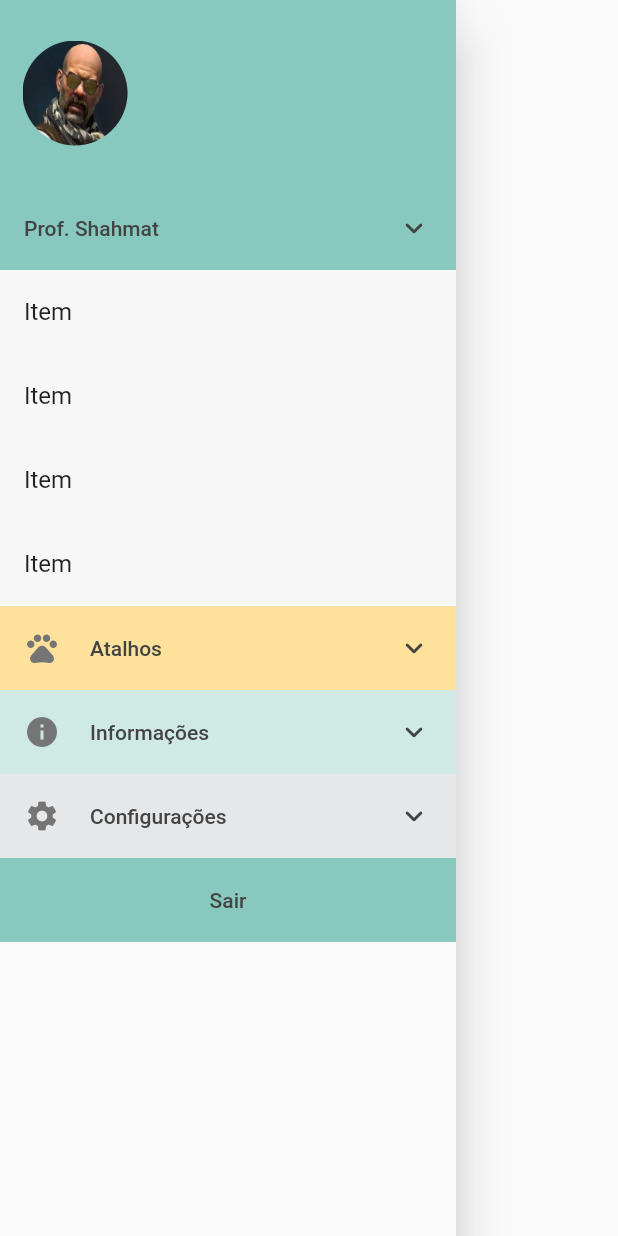
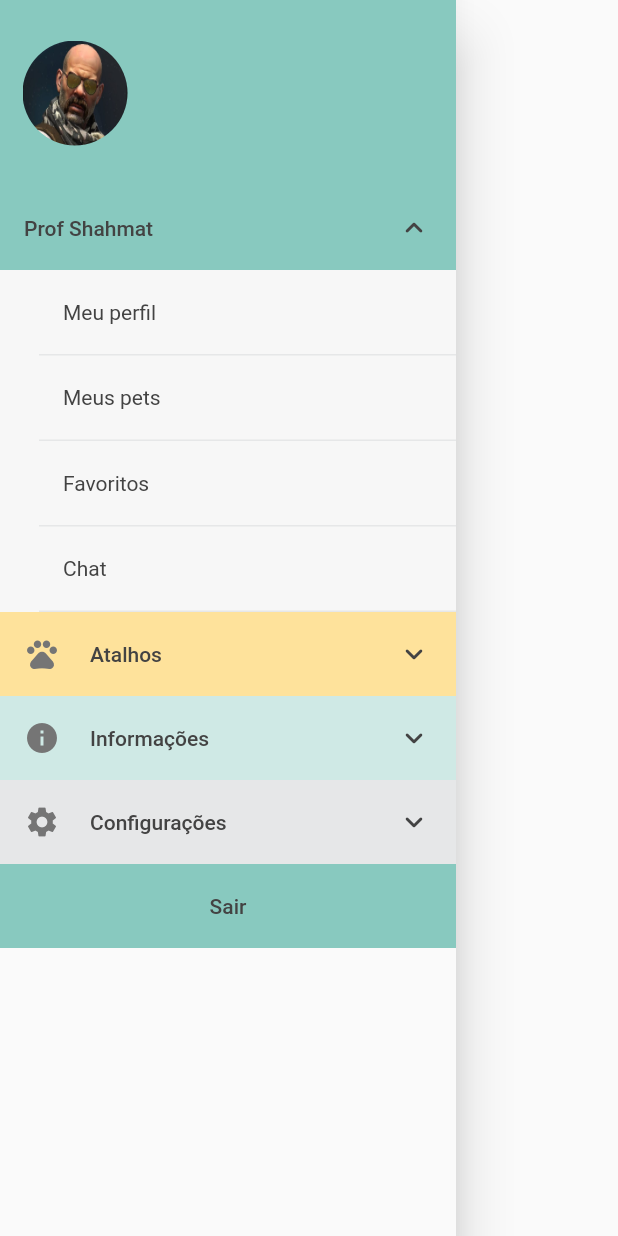
Before and after one commit to JomaSnow/meau, a Flutter app: the CustomDrawer widget shown alone on an empty page, opened directly, on a phone screen of 412 x 824 dp. Run offline on Flutter 3.47's test engine with Material 2 defaults, Android fonts, the phone set to English and light mode, and no system bars.

Commit message:
Adds Drawer Widget

```diff
--- a/lib/widgets/custom_drawer.dart
+++ b/lib/widgets/custom_drawer.dart
@@ -1,4 +1,6 @@
 import 'package:app/util/design.dart';
+import 'package:app/widgets/drawer_dropdown_item.dart';
+import 'package:app/widgets/drawer_item.dart';
 import 'package:flutter/material.dart';
 
 class CustomDrawer extends StatefulWidget {
@@ -13,6 +15,71 @@ class _CustomDrawerState extends State<CustomDrawer> {
   double? _shortcutsListHeight = 0;
   double? _infoListHeight = 0;
   double? _settingsListHeight = 0;
+
+  bool _userToggled = true;
+  bool _shortcutsToggled = false;
+  bool _infoToggled = false;
+  bool _settingsToggled = false;
+
+  void _toggleUserDropdown() {
+    if (_userListHeight != null) {
+      setState(() {
+        _userListHeight = null;
+      });
+    } else {
+      setState(() {
+        _userListHeight = 0;
+      });
+    }
+    setState(() {
+      _userToggled = !_userToggled;
+    });
+  }
+
+  void _toggleShortcutsDropdown() {
+    if (_shortcutsListHeight != null) {
+      setState(() {
+        _shortcutsListHeight = null;
+      });
+    } else {
+      setState(() {
+        _shortcutsListHeight = 0;
+      });
+    }
+    setState(() {
+      _shortcutsToggled = !_shortcutsToggled;
+    });
+  }
+
+  void _toggleInfoDropdown() {
+    if (_infoListHeight != null) {
+      setState(() {
+        _infoListHeight = null;
+      });
+    } else {
+      setState(() {
+        _infoListHeight = 0;
+      });
+    }
+    setState(() {
+      _infoToggled = !_infoToggled;
+    });
+  }
+
+  void _toggleSettingsDropdown() {
+    if (_settingsListHeight != null) {
+      setState(() {
+        _settingsListHeight = null;
+      });
+    } else {
+      setState(() {
+        _settingsListHeight = 0;
+      });
+    }
+    setState(() {
+      _settingsToggled = !_settingsToggled;
+    });
+  }
 
   @override
   Widget build(BuildContext context) {
@@ -43,236 +110,117 @@ class _CustomDrawerState extends State<CustomDrawer> {
               ),
             ),
           ),
-          ListTile(
-            title: Row(
-              mainAxisAlignment: MainAxisAlignment.spaceBetween,
-              children: const [
-                Text(
-                  "Prof. Shahmat",
-                  style: TextStyle(
-                      color: Design.darkerGray,
-                      fontSize: 14,
-                      fontFamily: "Roboto",
-                      fontWeight: FontWeight.w500),
-                ),
-                Icon(
-                  Icons.expand_more_rounded,
-                  color: Design.darkerGray,
-                )
-              ],
-            ),
-            onTap: () {
-              if (_userListHeight != null) {
-                setState(() {
-                  _userListHeight = null;
-                });
-              } else {
-                setState(() {
-                  _userListHeight = 0;
-                });
-              }
-            },
-            tileColor: Design.lightBlue,
+          DrawerDropdownItem(
+            onTap: _toggleUserDropdown,
+            color: Design.lightBlue,
+            title: "Prof Shahmat",
+            dropdownToggled: _userToggled,
           ),
           Container(
             height: _userListHeight,
             color: Design.white2,
             child: Column(
-              children: const [
-                ListTile(
-                  title: Text("Item"),
+              children: [
+                DrawerItem(
+                  title: "Meu perfil",
+                  onTap: () {},
                 ),
-                ListTile(
-                  title: Text("Item"),
+                DrawerItem(
+                  title: "Meus pets",
+                  onTap: () {},
                 ),
-                ListTile(
-                  title: Text("Item"),
+                DrawerItem(
+                  title: "Favoritos",
+                  onTap: () {},
                 ),
-                ListTile(
-                  title: Text("Item"),
+                DrawerItem(
+                  title: "Chat",
+                  onTap: () {},
                 ),
               ],
             ),
           ),
-          ListTile(
-            title: Row(
-              mainAxisAlignment: MainAxisAlignment.spaceBetween,
-              children: [
-                Row(
-                  children: [
-                    const Icon(
-                      Icons.pets,
-                      color: Design.lightGray,
-                      size: 24,
-                    ),
-                    Container(
-                      margin: const EdgeInsets.only(left: 20),
-                      child: const Text(
-                        "Atalhos",
-                        style: TextStyle(
-                            color: Design.darkerGray,
-                            fontSize: 14,
-                            fontFamily: "Roboto",
-                            fontWeight: FontWeight.w500),
-                      ),
-                    ),
-                  ],
-                ),
-                const Icon(
-                  Icons.expand_more_rounded,
-                  color: Design.darkerGray,
-                )
-              ],
-            ),
-            tileColor: Design.lightYellow,
-            onTap: () {
-              if (_shortcutsListHeight != null) {
-                setState(() {
-                  _shortcutsListHeight = null;
-                });
-              } else {
-                setState(() {
-                  _shortcutsListHeight = 0;
-                });
-              }
-            },
+          DrawerDropdownItem(
+            onTap: _toggleShortcutsDropdown,
+            color: Design.lightYellow,
+            icon: Icons.pets,
+            title: "Atalhos",
+            dropdownToggled: _shortcutsToggled,
           ),
           Container(
             height: _shortcutsListHeight,
             color: Design.white2,
             child: Column(
-              children: const [
-                ListTile(
-                  title: Text("Item"),
+              children: [
+                DrawerItem(
+                  title: "Cadastrar um pet",
+                  onTap: () {},
                 ),
-                ListTile(
-                  title: Text("Item"),
+                DrawerItem(
+                  title: "Adotar um pet",
+                  onTap: () {},
                 ),
-                ListTile(
-                  title: Text("Item"),
+                DrawerItem(
+                  title: "Ajudar um pet",
+                  onTap: () {},
                 ),
-                ListTile(
-                  title: Text("Item"),
+                DrawerItem(
+                  title: "Apadrinhar um pet",
+                  onTap: () {},
                 ),
               ],
             ),
           ),
-          ListTile(
-            title: Row(
-              mainAxisAlignment: MainAxisAlignment.spaceBetween,
-              children: [
-                Row(
-                  children: [
-                    const Icon(
-                      Icons.info,
-                      color: Design.lightGray,
-                      size: 24,
-                    ),
-                    Container(
-                      margin: const EdgeInsets.only(left: 20),
-                      child: const Text(
-                        "Informações",
-                        style: TextStyle(
-                            color: Design.darkerGray,
-                            fontSize: 14,
-                            fontFamily: "Roboto",
-                            fontWeight: FontWeight.w500),
-                      ),
-                    ),
-                  ],
-                ),
-                const Icon(
-                  Icons.expand_more_rounded,
-                  color: Design.darkerGray,
-                )
-              ],
-            ),
-            tileColor: Design.accentBlue,
-            onTap: () {
-              if (_infoListHeight != null) {
-                setState(() {
-                  _infoListHeight = null;
-                });
-              } else {
-                setState(() {
-                  _infoListHeight = 0;
-                });
-              }
-            },
+          DrawerDropdownItem(
+            onTap: _toggleInfoDropdown,
+            color: Design.accentBlue,
+            icon: Icons.info,
+            title: "Informações",
+            dropdownToggled: _infoToggled,
           ),
           Container(
             height: _infoListHeight,
             color: Design.white2,
             child: Column(
-              children: const [
-                ListTile(
-                  title: Text("Item"),
+              children: [
+                DrawerItem(
+                  title: "Dicas",
+                  onTap: () {},
                 ),
-                ListTile(
-                  title: Text("Item"),
+                DrawerItem(
+                  title: "Eventos",
+                  onTap: () {},
                 ),
-                ListTile(
-                  title: Text("Item"),
+                DrawerItem(
+                  title: "Legislação",
+                  onTap: () {},
                 ),
-                ListTile(
-                  title: Text("Item"),
+                DrawerItem(
+                  title: "Termo de adoção",
+                  onTap: () {},
                 ),
-                ListTile(
-                  title: Text("Item"),
+                DrawerItem(
+                  title: "Histórias de adoção",
+                  onTap: () {},
                 ),
               ],
             ),
           ),
-          ListTile(
-            title: Row(
-              mainAxisAlignment: MainAxisAlignment.spaceBetween,
-              children: [
-                Row(
-                  children: [
-                    const Icon(
-                      Icons.settings,
-                      color: Design.lightGray,
-                      size: 24,
-                    ),
-                    Container(
-                      margin: const EdgeInsets.only(left: 20),
-                      child: const Text(
-                        "Configurações",
-                        style: TextStyle(
-                            color: Design.darkerGray,
-                            fontSize: 14,
-                            fontFamily: "Roboto",
-                            fontWeight: FontWeight.w500),
-                      ),
-                    ),
-                  ],
-                ),
-                const Icon(
-                  Icons.expand_more_rounded,
-                  color: Design.darkerGray,
-                )
-              ],
-            ),
-            tileColor: Design.lightestGray,
-            onTap: () {
-              if (_settingsListHeight != null) {
-                setState(() {
-                  _settingsListHeight = null;
-                });
-              } else {
-                setState(() {
-                  _settingsListHeight = 0;
-                });
-              }
-            },
+          DrawerDropdownItem(
+            onTap: _toggleSettingsDropdown,
+            color: Design.lightestGray,
+            icon: Icons.settings,
+            title: "Configurações",
+            dropdownToggled: _settingsToggled,
           ),
           Container(
             height: _settingsListHeight,
             color: Design.white2,
             child: Column(
-              children: const [
-                ListTile(
-                  title: Text("Item"),
+              children: [
+                DrawerItem(
+                  title: "Privacidade",
+                  onTap: () {},
                 ),
               ],
             ),
--- /dev/null
+++ b/lib/widgets/drawer_dropdown_item.dart
@@ -0,0 +1,59 @@
+import 'package:app/util/design.dart';
+import 'package:flutter/material.dart';
+
+class DrawerDropdownItem extends StatelessWidget {
+  const DrawerDropdownItem(
+      {super.key,
+      this.title = "",
+      this.icon,
+      this.dropdownToggled = false,
+      required this.onTap,
+      this.color = Design.lightBlue});
+
+  final String title;
+  final IconData? icon;
+  final bool dropdownToggled;
+  final VoidCallback onTap;
+  final Color color;
+
+  @override
+  Widget build(BuildContext context) {
+    return ListTile(
+      title: Row(
+        mainAxisAlignment: MainAxisAlignment.spaceBetween,
+        children: [
+          Row(
+            children: [
+              icon != null
+                  ? Icon(
+                      icon,
+                      color: Design.lightGray,
+                      size: 24,
+                    )
+                  : Container(),
+              Container(
+                margin: EdgeInsets.only(left: (icon != null ? 20 : 0)),
+                child: Text(
+                  title,
+                  style: const TextStyle(
+                      color: Design.darkerGray,
+                      fontSize: 14,
+                      fontFamily: "Roboto",
+                      fontWeight: FontWeight.w500),
+                ),
+              ),
+            ],
+          ),
+          Icon(
+            dropdownToggled
+                ? Icons.expand_less_rounded
+                : Icons.expand_more_rounded,
+            color: Design.darkerGray,
+          )
+        ],
+      ),
+      tileColor: color,
+      onTap: onTap,
+    );
+  }
+}
--- /dev/null
+++ b/lib/widgets/drawer_item.dart
@@ -0,0 +1,37 @@
+import 'package:app/util/design.dart';
+import 'package:flutter/material.dart';
+
+class DrawerItem extends StatelessWidget {
+  const DrawerItem({
+    super.key,
+    this.title = "",
+    required this.onTap,
+  });
+
+  final String title;
+  final VoidCallback onTap;
+
+  @override
+  Widget build(BuildContext context) {
+    return Container(
+      margin: const EdgeInsets.only(left: 26),
+      decoration: const BoxDecoration(
+        border: Border(
+          bottom: BorderSide(
+              color: Design.lightestGray, style: BorderStyle.solid, width: 1),
+        ),
+      ),
+      child: ListTile(
+        onTap: onTap,
+        title: Text(
+          title,
+          style: const TextStyle(
+            fontFamily: "Roboto",
+            fontSize: 14,
+            color: Design.darkerGray,
+          ),
+        ),
+      ),
+    );
+  }
+}
```
